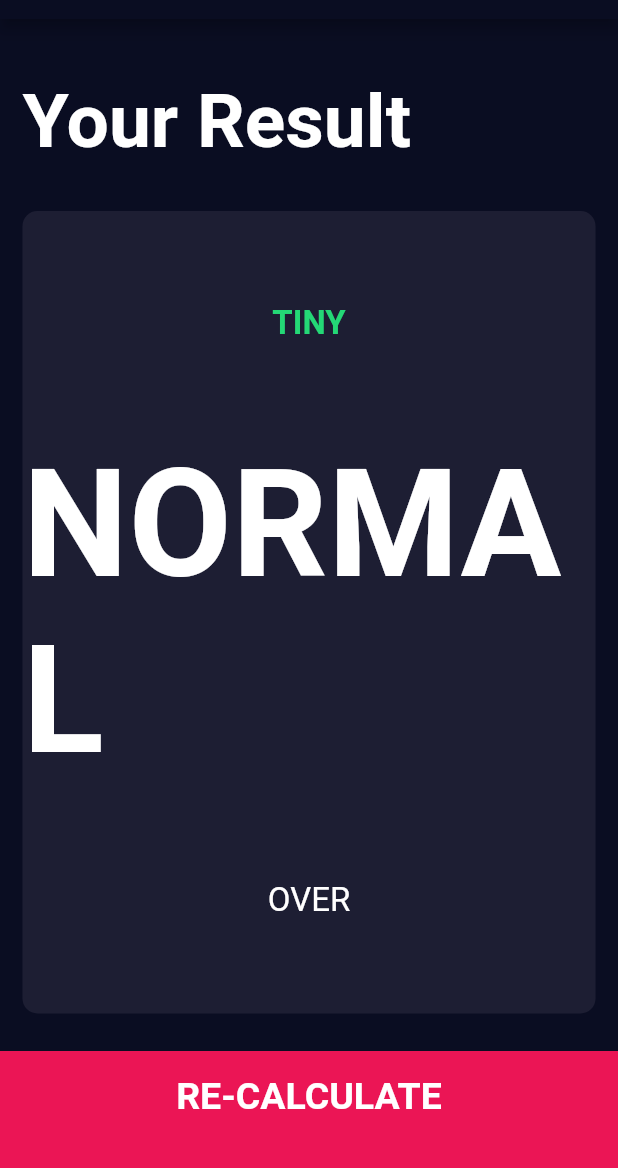
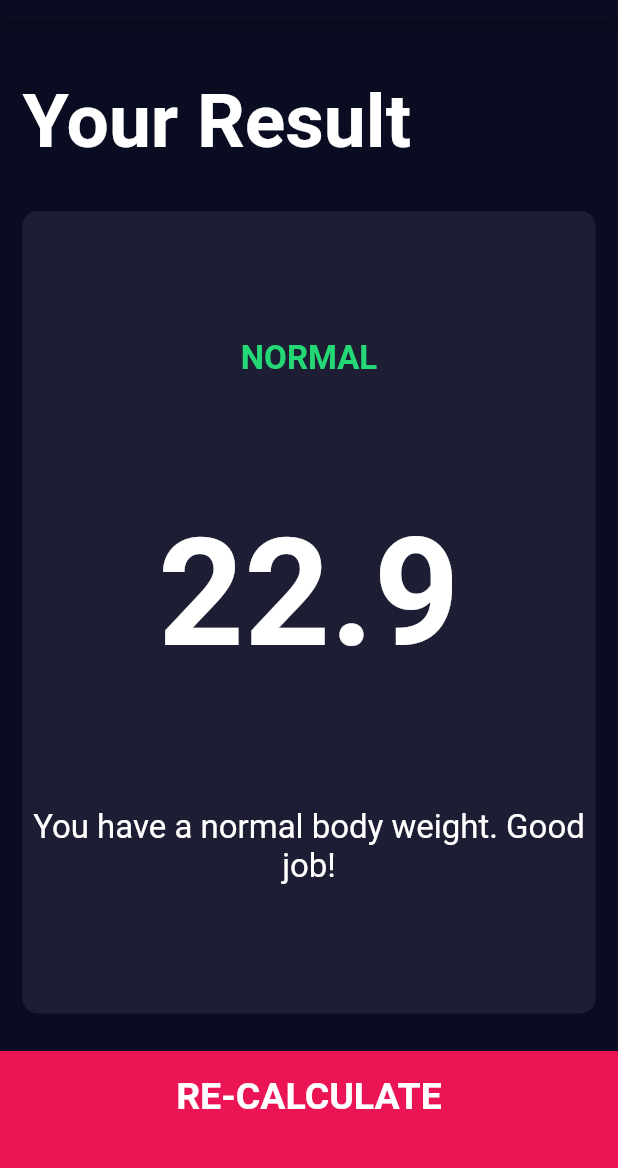
Before and after one commit to MostafaAtef96/the_complete_app_by_appbrewery, a Flutter app: the InputPage screen opened directly, after a tap on "CALCULATE", on a phone screen of 412 x 824 dp, the part 65-1233 px from its top. Run offline on Flutter 3.47's test engine with Material 2 defaults, Android fonts, the phone set to English and light mode, and no system bars; our stand-ins replace audioplayers, font_awesome_flutter, rflutter_alert.

Commit message:
App calculation functionality is added, APP IS COMPLETE! 	:package: Added a calculator brain class to calculate the BI based on the user input. 	:sparkles: BMI Calculator app is now complete!

```diff
--- /dev/null
+++ b/lib/bmi_calculator/calculator_brain.dart
@@ -0,0 +1,35 @@
+import 'dart:math';
+import 'package:flutter/cupertino.dart';
+
+class CalculatorBrain {
+  CalculatorBrain({@required this.height, @required this.weight});
+
+  final int height;
+  final int weight;
+  double _bmi;
+
+  String calculate() {
+    _bmi = weight / pow(height / 100, 2);
+    return _bmi.toStringAsFixed(1);
+  }
+
+  String getResult() {
+    if (_bmi >= 25) {
+      return 'Overweight';
+    } else if (_bmi >= 18.5) {
+      return 'Normal';
+    } else {
+      return 'Underweight';
+    }
+  }
+
+  String getInterpretation() {
+    if (_bmi >= 25) {
+      return 'You have higher than normal body weight. Try exercise more.';
+    } else if (_bmi >= 18.5) {
+      return 'You have a normal body weight. Good job!';
+    } else {
+      return 'You have a lower than normal body weight. You can eat a bit more.';
+    }
+  }
+}
--- a/lib/bmi_calculator/screens/input_page.dart
+++ b/lib/bmi_calculator/screens/input_page.dart
@@ -6,6 +6,7 @@ import 'package:the_complete_app_by_appbrewery/bmi_calculator/constants.dart';
 import 'package:the_complete_app_by_appbrewery/bmi_calculator/components/bottom_button.dart';
 import 'package:the_complete_app_by_appbrewery/bmi_calculator/components/round_icon_button.dart';
 import 'package:the_complete_app_by_appbrewery/bmi_calculator/screens/results_page.dart';
+import 'package:the_complete_app_by_appbrewery/bmi_calculator/calculator_brain.dart';
 
 enum Gender {
   male,
@@ -221,10 +222,19 @@ class _InputPageState extends State<InputPage> {
             ),
             BottomButton(
               onTap: () {
+                CalculatorBrain calculator = CalculatorBrain(
+                  weight: weight,
+                  height: height,
+                );
+
                 Navigator.push(
                   context,
                   MaterialPageRoute(
-                    builder: (context) => ResultsPage(),
+                    builder: (context) => ResultsPage(
+                      result: calculator.calculate(),
+                      category: calculator.getResult(),
+                      interpretation: calculator.getInterpretation(),
+                    ),
                   ),
                 );
               },
--- a/lib/bmi_calculator/screens/results_page.dart
+++ b/lib/bmi_calculator/screens/results_page.dart
@@ -4,6 +4,14 @@ import 'package:flutter/material.dart';
 import '../components/bottom_button.dart';
 
 class ResultsPage extends StatelessWidget {
+  ResultsPage(
+      {@required this.result,
+      @required this.category,
+      @required this.interpretation});
+
+  final String result;
+  final String category;
+  final String interpretation;
   @override
   Widget build(BuildContext context) {
     return Theme(
@@ -38,15 +46,15 @@ class ResultsPage extends StatelessWidget {
                   crossAxisAlignment: CrossAxisAlignment.center,
                   children: <Widget>[
                     Text(
-                      'TINY',
+                      category.toUpperCase(),
                       style: kResultTextStyle,
                     ),
                     Text(
-                      'NORMAL',
+                      result,
                       style: kBMITextStyle,
                     ),
                     Text(
-                      'OVER',
+                      interpretation,
                       textAlign: TextAlign.center,
                       style: kBodyTextStyle,
                     ),
```
